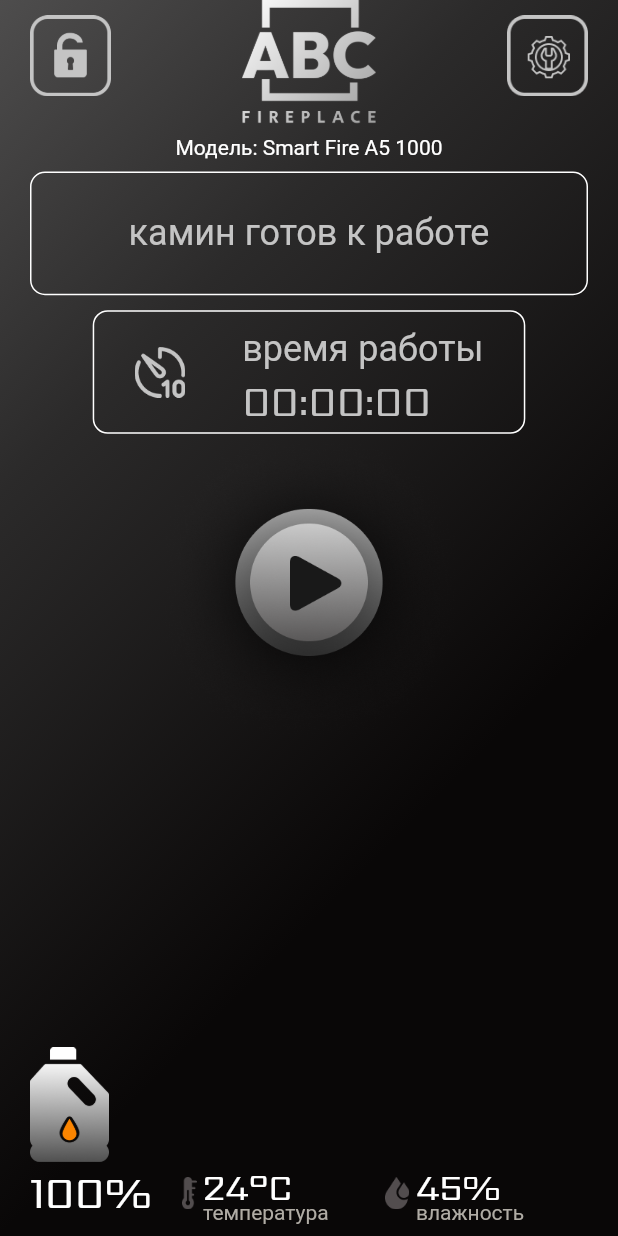
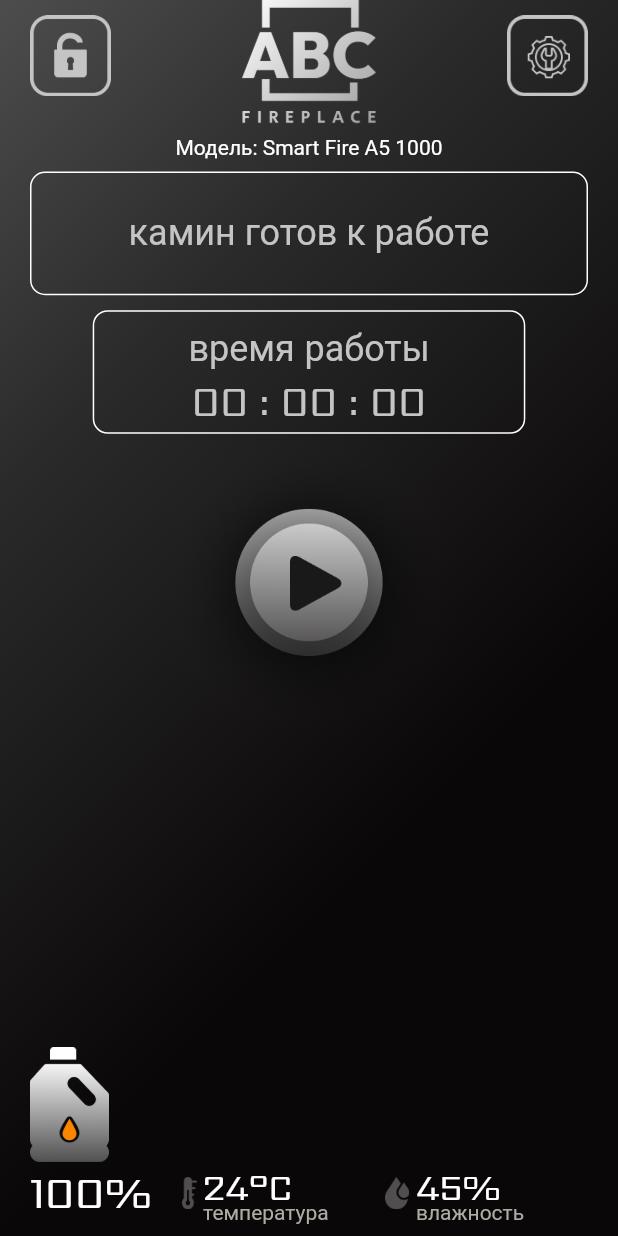
Before and after one commit to deorditse/fireplace_wifi_app, a Flutter app: the SmartFireA51000Page screen opened by its route, on a phone screen of 412 x 824 dp. Run offline on Flutter 3.47's test engine with Material 2 defaults, Android fonts, the light colour scheme and no system bars; our stand-ins replace connectivity_plus, dio, get, permission_handler; missing offline and left inert: network_info_plus.

Commit message:
update ui

```diff
--- a/lib/packages/business_layout/lib/src/integration_for_all_pages_getX_ controller/controller_fireplace_connection.dart
+++ b/lib/packages/business_layout/lib/src/integration_for_all_pages_getX_ controller/controller_fireplace_connection.dart
@@ -30,6 +30,9 @@ class FireplaceConnectionGetXController extends GetxController {
       //  searchFireplaceInlistWithIdWifi(wifiName: wifiName, wifiBSSID: wifiBSSID);
     });
   }
+
+  String alertMessage = 'камин готов к работе';
+  String dataTimer = '00 : 00 : 00';
 
   //тут будут лежать id каминов
   Set<String> listWithIdWifi = {'1', '2', '3', '4'};
@@ -78,7 +81,12 @@ class FireplaceConnectionGetXController extends GetxController {
     update();
   }
 
-  void playFireplace() {
+  changeButtonPlayStopFireplace({required message}) {
+    isPlayFireplace ? stopFireplace() : playFireplace(message: message);
+  }
+
+  void playFireplace({required message}) {
+    alertMessage = message;
     isPlayFireplace = true;
     update();
   }
@@ -87,6 +95,7 @@ class FireplaceConnectionGetXController extends GetxController {
     //запуск озлаждения камина
     await startCoolingFireplace();
     //после чего обновляем стейт
+    alertMessage = 'камин готов к работе';
     isPlayFireplace = false;
     update();
   }
--- a/lib/packages/ui_layout/pages/all_pages/smartFireA5_1000/body_page_smartFireA5_1000.dart
+++ b/lib/packages/ui_layout/pages/all_pages/smartFireA5_1000/body_page_smartFireA5_1000.dart
@@ -1,7 +1,9 @@
 import 'package:fireplace_wifi_app/packages/business_layout/lib/business_layout.dart';
+import 'package:fireplace_wifi_app/packages/ui_layout/pages/all_pages/smartFireA3_1000/body_page_smartFireA3_1000.dart';
 import 'package:fireplace_wifi_app/packages/ui_layout/pages/all_pages/smartFireA5_1000/widgets/navigation_bar_smartFireA5_1000.dart';
 import 'package:fireplace_wifi_app/packages/ui_layout/pages/all_pages/smartPrime_1000/body_page_smart_prime_1000.dart';
-import 'package:fireplace_wifi_app/packages/ui_layout/pages/pages_for_integration/widgets/if_the_fireplace_is_NOT_running_body.dart';
+import 'package:fireplace_wifi_app/packages/ui_layout/pages/pages_for_integration/widgets/button_play_pause_fireplace_sceleton_for_all_page.dart';
+import 'package:fireplace_wifi_app/packages/ui_layout/pages/pages_for_integration/widgets/start_body_screen.dart';
 import 'package:fireplace_wifi_app/packages/ui_layout/pages/pages_for_integration/widgets/navigation_bar/my_navigation_bar.dart';
 import 'package:fireplace_wifi_app/packages/ui_layout/pages/pages_for_integration/widgets/tittle_fireplace_model_name.dart';
 import 'package:fireplace_wifi_app/packages/ui_layout/style_app/style.dart';
@@ -20,43 +22,12 @@ class MainContentBodySmartFireA51000 extends StatelessWidget {
       children: [
         myTitleModel(titleModel: titleModel),
         Expanded(
-          child: ButtonPlayStopPauseFireplaceSmartFireA51000(),
+          child: ButtonPlayStopPauseFireplaceForAllPages(
+            alertMessage: 'розжиг камина',
+          ),
         ),
         navigationBarSmartFireA5_1000(context),
       ],
     );
   }
 }
-
-class ButtonPlayStopPauseFireplaceSmartFireA51000 extends StatelessWidget {
-  const ButtonPlayStopPauseFireplaceSmartFireA51000({Key? key})
-      : super(key: key);
-
-  @override
-  Widget build(BuildContext context) {
-    return GetBuilder<FireplaceConnectionGetXController>(
-      builder: (controllerApp) {
-        if (controllerApp.isPlayFireplace == false &&
-            !controllerApp.fuelSystemError) {
-//если камин не запущен
-          return IfTheFireplaceIsNotRunningBody(isIconTimer: true);
-        } else if (controllerApp.isCoolingFireplace &&
-            !controllerApp.fuelSystemError) {
-//если камин в режиме охлаждения
-          return MyContainerAlert(
-            message: 'охлаждение камина',
-          );
-        } else if (controllerApp.fuelSystemError) {
-//если ОШИБКА
-          return MyContainerAlert(
-            borderColor: myColorActivity,
-            message: 'ОШИБКА: неисправность\nтопливной системы!!!',
-          );
-        } else {
-//если камин запущен
-          return const PlayFireplaceBodyScreen();
-        }
-      },
-    );
-  }
-}
--- a/lib/packages/ui_layout/pages/pages_for_integration/widgets/alert_with_message_and_timer_on_body_screen.dart
+++ b/lib/packages/ui_layout/pages/pages_for_integration/widgets/alert_with_message_and_timer_on_body_screen.dart
@@ -1,5 +1,7 @@
+import 'package:fireplace_wifi_app/packages/business_layout/lib/business_layout.dart';
 import 'package:fireplace_wifi_app/packages/ui_layout/style_app/style.dart';
 import 'package:flutter/material.dart';
+import 'package:get/get.dart';
 
 Widget timeWorkFireplace(BuildContext context, {bool? isIconTimer}) {
   return MyContainerAlert(
@@ -36,12 +38,14 @@ Widget timeWorkFireplace(BuildContext context, {bool? isIconTimer}) {
                   ),
                 ),
               ),
-              Flexible(
-                child: Text(
-                  '00:00:00',
-                  style: myTextStyleFontSarpanch(
-                    fontSize: 28,
-                    textColor: myTwoColor,
+              GetBuilder<FireplaceConnectionGetXController>(
+                builder: (controllerApp) => Flexible(
+                  child: Text(
+                    controllerApp.dataTimer.toString(),
+                    style: myTextStyleFontSarpanch(
+                      fontSize: 28,
+                      textColor: myTwoColor,
+                    ),
                   ),
                 ),
               ),
--- /dev/null
+++ b/lib/packages/ui_layout/pages/pages_for_integration/widgets/button_play_pause_fireplace_sceleton_for_all_page.dart
@@ -0,0 +1,38 @@
+import 'package:fireplace_wifi_app/packages/business_layout/lib/business_layout.dart';
+import 'package:fireplace_wifi_app/packages/ui_layout/pages/pages_for_integration/widgets/start_body_screen.dart';
+import 'package:fireplace_wifi_app/packages/ui_layout/style_app/style.dart';
+import 'package:flutter/material.dart';
+import 'package:get/get.dart';
+
+class ButtonPlayStopPauseFireplaceForAllPages extends StatelessWidget {
+  ButtonPlayStopPauseFireplaceForAllPages(
+      {Key? key, required this.alertMessage})
+      : super(key: key);
+  final String alertMessage;
+
+  @override
+  Widget build(BuildContext context) {
+    return GetBuilder<FireplaceConnectionGetXController>(
+      builder: (controllerApp) {
+        if (controllerApp.isCoolingFireplace &&
+            !controllerApp.fuelSystemError) {
+//если камин в режиме охлаждения
+          return MyContainerAlert(
+            message: 'охлаждение камина',
+          );
+        } else if (controllerApp.fuelSystemError) {
+//если ОШИБКА
+          return MyContainerAlert(
+            borderColor: myColorActivity,
+            message: 'ОШИБКА: неисправность\nтопливной системы!!!',
+          );
+        } else {
+          //если камин не запущен и хотим запустить
+          return StartBodyScreenFireplace(
+            alertMessage: alertMessage,
+          );
+        }
+      },
+    );
+  }
+}
--- a/lib/packages/ui_layout/pages/pages_for_integration/widgets/if_the_fireplace_is_NOT_running_body.dart
+++ /dev/null
@@ -1,46 +0,0 @@
-import 'package:fireplace_wifi_app/packages/business_layout/lib/business_layout.dart';
-import 'package:fireplace_wifi_app/packages/ui_layout/pages/pages_for_integration/widgets/alert_with_message_and_timer_on_body_screen.dart';
-import 'package:fireplace_wifi_app/packages/ui_layout/style_app/style.dart';
-import 'package:flutter/material.dart';
-
-class IfTheFireplaceIsNotRunningBody extends StatelessWidget {
-  IfTheFireplaceIsNotRunningBody({Key? key, this.isIconTimer})
-      : super(key: key);
-  bool? isIconTimer;
-
-  @override
-  Widget build(BuildContext context) {
-    return Column(
-      children: [
-        MyContainerAlert(
-          child: Text(
-            'камин готов к работе',
-            style: myTextStyleFontRoboto(
-              fontSize: 24,
-              textColor: myTwoColor,
-            ),
-          ),
-        ),
-        SizedBox(height: mySizedHeigtBetweenAlert),
-        timeWorkFireplace(context, isIconTimer: isIconTimer),
-        Align(
-          alignment: Alignment.topCenter,
-          child: GestureDetector(
-            onTap: () {
-              //playFireplace
-              FireplaceConnectionGetXController.instance.playFireplace();
-            },
-            child: CircleAvatar(
-              backgroundColor: Colors.transparent,
-              radius: MediaQuery.of(context).size.width / 4,
-              child: Image.asset(
-                'assets/button_fireplace/play.png',
-                fit: BoxFit.cover,
-              ),
-            ),
-          ),
-        ),
-      ],
-    );
-  }
-}
--- /dev/null
+++ b/lib/packages/ui_layout/pages/pages_for_integration/widgets/start_body_screen.dart
@@ -0,0 +1,56 @@
+import 'package:fireplace_wifi_app/packages/business_layout/lib/business_layout.dart';
+import 'package:fireplace_wifi_app/packages/ui_layout/pages/pages_for_integration/widgets/alert_with_message_and_timer_on_body_screen.dart';
+import 'package:fireplace_wifi_app/packages/ui_layout/style_app/style.dart';
+import 'package:flutter/material.dart';
+import 'package:get/get.dart';
+
+class StartBodyScreenFireplace extends StatelessWidget {
+  StartBodyScreenFireplace(
+      {Key? key, this.isIconTimer, required this.alertMessage})
+      : super(key: key);
+  bool? isIconTimer;
+  String alertMessage;
+
+  @override
+  Widget build(BuildContext context) {
+    return GetBuilder<FireplaceConnectionGetXController>(
+      builder: (controllerApp) => Column(
+        children: [
+          MyContainerAlert(
+            child: Text(
+              //камин готов к работе
+              controllerApp.alertMessage,
+              style: myTextStyleFontRoboto(
+                fontSize: 24,
+                textColor: myTwoColor,
+              ),
+            ),
+          ),
+          SizedBox(height: mySizedHeigtBetweenAlert),
+          timeWorkFireplace(context, isIconTimer: isIconTimer),
+          Align(
+            alignment: Alignment.topCenter,
+            child: GestureDetector(
+              onTap: () {
+                //playAndStopFireplace
+                controllerApp.changeButtonPlayStopFireplace(
+                    message: alertMessage);
+              },
+              child: CircleAvatar(
+                backgroundColor: Colors.transparent,
+                radius: MediaQuery.of(context).size.width / 4,
+                child: Image.asset(
+                  (controllerApp.isPlayFireplace == false &&
+                          !controllerApp.fuelSystemError)
+                      ? 'assets/button_fireplace/play.png'
+                      : 'assets/button_fireplace/stop.png',
+                  fit: BoxFit.cover,
+                ),
+              ),
+            ),
+          ),
+        ],
+      ),
+    );
+  }
+}
```
Also changed, not shown: lib/packages/ui_layout/pages/all_pages/smartFireA3_1000/body_page_smartFireA3_1000.dart (+4 -39 lines), lib/packages/ui_layout/pages/all_pages/smartFireA7_1000/body_page_smartFireA7_1000.dart (+6 -35 lines), lib/packages/ui_layout/pages/all_pages/smartPrime_1000/body_page_smart_prime_1000.dart (+58 -30 lines), 1 other file.
